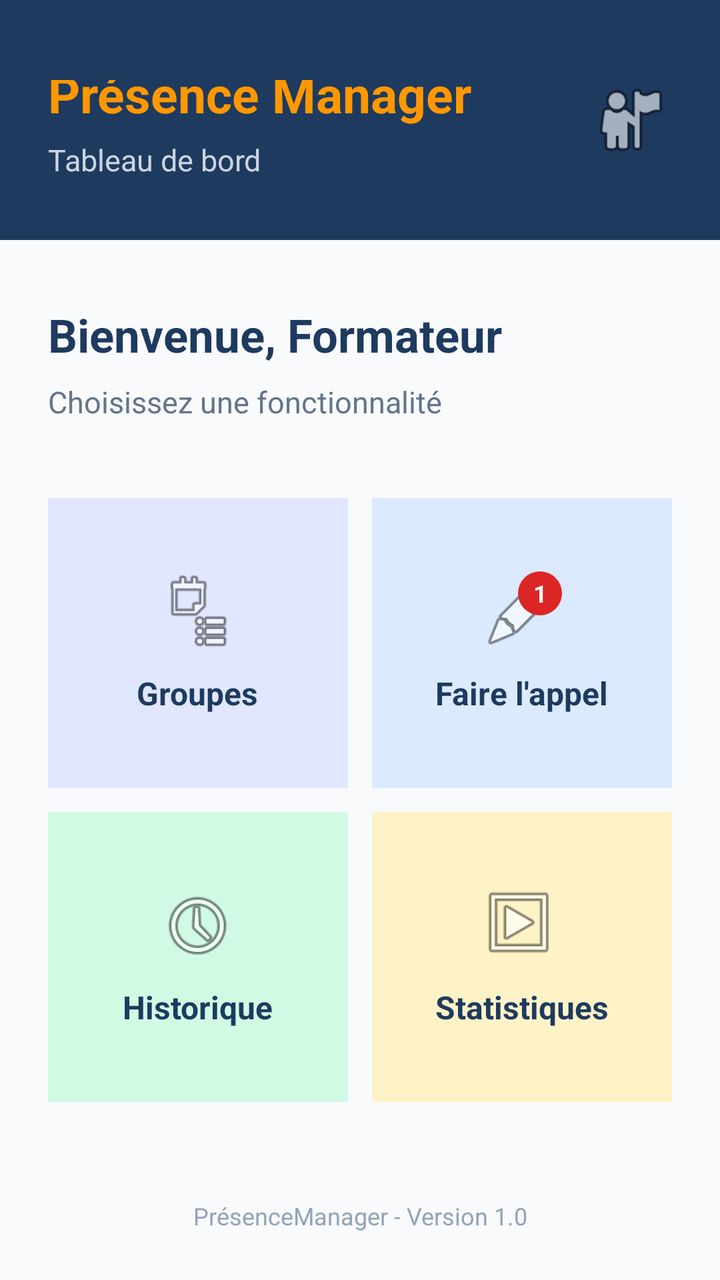
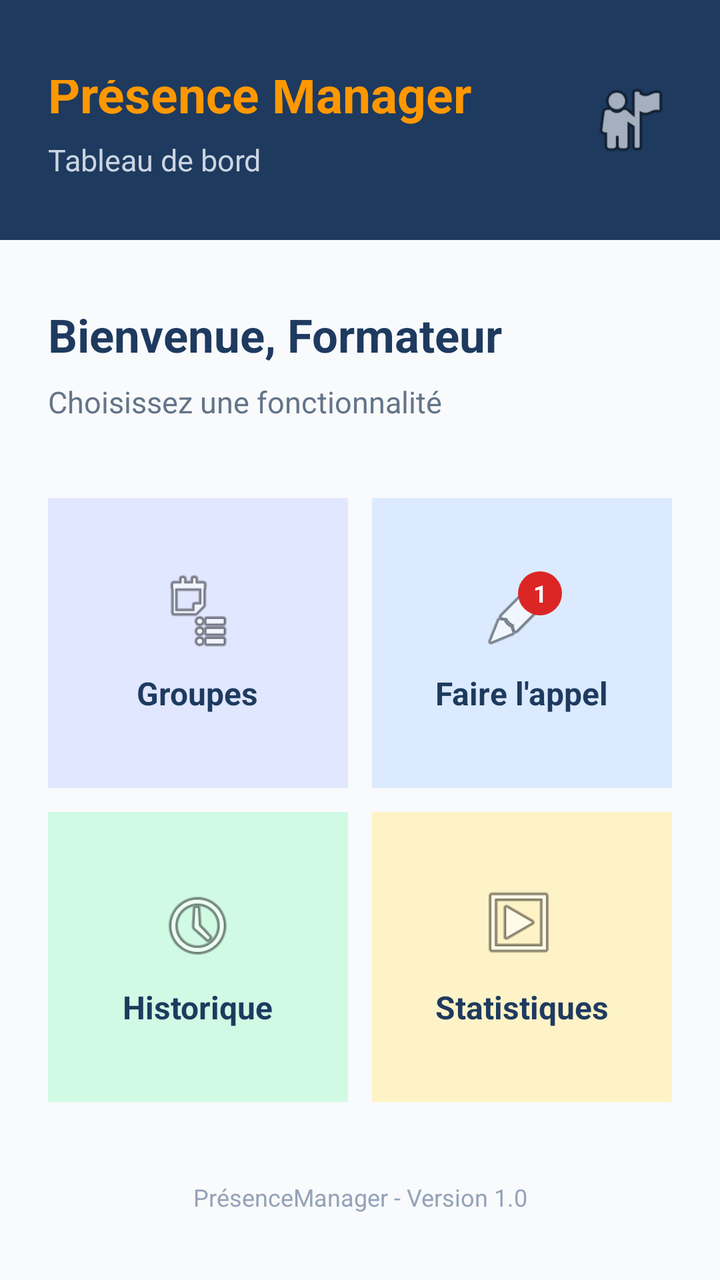

An Android layout rendered at two revisions. The XML below is the earlier revision; the diff shows what the commit changed to produce the second picture.
<!-- AndroidManifest.xml: application theme Theme.PresenceManager -->
<!-- res/layout/activity_dashboard.xml -->
<?xml version="1.0" encoding="utf-8"?>
<androidx.constraintlayout.widget.ConstraintLayout xmlns:android="http://schemas.android.com/apk/res/android"
    xmlns:app="http://schemas.android.com/apk/res-auto"
    android:id="@+id/layoutDashboard"
    android:layout_width="match_parent"
    android:layout_height="match_parent"
    android:background="#F8FAFC">

    
    <RelativeLayout
        android:id="@+id/layoutHeader"
        android:layout_width="0dp"
        android:layout_height="wrap_content"
        android:minHeight="120dp"
        android:background="#1E3A5F"
        android:paddingStart="24dp"
        android:paddingEnd="24dp"
        android:paddingTop="40dp"
        android:paddingBottom="12dp"
        app:layout_constraintTop_toTopOf="parent"
        app:layout_constraintStart_toStartOf="parent"
        app:layout_constraintEnd_toEndOf="parent">

        
        <LinearLayout
            android:id="@+id/layoutHeaderText"
            android:layout_width="wrap_content"
            android:layout_height="wrap_content"
            android:orientation="vertical"
            android:layout_centerVertical="true"
            android:layout_alignParentStart="true"
            android:layout_toStartOf="@id/imgProfil">

            <TextView
                android:id="@+id/txtAppName"
                android:layout_width="wrap_content"
                android:layout_height="wrap_content"
                android:text="Présence Manager"
                android:textSize="25sp"
                android:textStyle="bold"
                android:textColor="#FF9800" />

            <TextView
                android:id="@+id/txtSubtitle"
                android:layout_width="wrap_content"
                android:layout_height="wrap_content"
                android:layout_marginTop="6dp"
                android:text="Tableau de bord"
                android:textSize="15sp"
                android:textColor="#CBD5E1" />
        </LinearLayout>

        
        <ImageView
            android:id="@+id/imgProfil"
            android:layout_width="42dp"
            android:layout_height="42dp"
            android:layout_alignParentEnd="true"
            android:layout_centerVertical="true"
            android:src="@android:drawable/ic_menu_myplaces"
            android:contentDescription="Icône de profil" />

    </RelativeLayout>

    
    <TextView
        android:id="@+id/txtBienvenue"
        android:layout_width="wrap_content"
        android:layout_height="wrap_content"
        android:layout_marginStart="24dp"
        android:layout_marginTop="32dp"
        android:text="Bienvenue, Formateur"
        android:textSize="23sp"
        android:textStyle="bold"
        android:textColor="#1E3A5F"
        app:layout_constraintTop_toBottomOf="@id/layoutHeader"
        app:layout_constraintStart_toStartOf="parent" />

    
    <TextView
        android:id="@+id/txtInstruction"
        android:layout_width="wrap_content"
        android:layout_height="wrap_content"
        android:layout_marginStart="24dp"
        android:layout_marginTop="8dp"
        android:text="Choisissez une fonctionnalité"
        android:textSize="15sp"
        android:textColor="#647488"
        app:layout_constraintTop_toBottomOf="@id/txtBienvenue"
        app:layout_constraintStart_toStartOf="parent" />

    
    <GridLayout
        android:id="@+id/gridFonctionnalites"
        android:layout_width="0dp"
        android:layout_height="wrap_content"
        android:layout_marginTop="32dp"
        android:layout_marginStart="18dp"
        android:layout_marginEnd="18dp"
        android:columnCount="2"
        android:rowCount="2"
        app:layout_constraintTop_toBottomOf="@id/txtInstruction"
        app:layout_constraintStart_toStartOf="parent"
        app:layout_constraintEnd_toEndOf="parent">

        
        <LinearLayout
            android:id="@+id/cardGroupes"
            android:layout_width="0dp"
            android:layout_height="145dp"
            android:layout_row="0"
            android:layout_column="0"
            android:layout_columnWeight="1"
            android:layout_gravity="fill"
            android:layout_margin="6dp"
            android:padding="12dp"
            android:background="#E0E7FF"
            android:orientation="vertical"
            android:gravity="center">

            <ImageView
                android:layout_width="40dp"
                android:layout_height="40dp"
                android:src="@android:drawable/ic_menu_agenda"
                android:contentDescription="Groupes" />

            <TextView
                android:layout_width="wrap_content"
                android:layout_height="wrap_content"
                android:layout_marginTop="10dp"
                android:text="Groupes"
                android:textSize="16sp"
                android:textStyle="bold"
                android:textColor="#1E3A5F" />
        </LinearLayout>

        
        <LinearLayout
            android:id="@+id/cardAppel"
            android:layout_width="0dp"
            android:layout_height="145dp"
            android:layout_row="0"
            android:layout_column="1"
            android:layout_columnWeight="1"
            android:layout_gravity="fill"
            android:layout_margin="6dp"
            android:padding="12dp"
            android:background="#DBEAFE"
            android:orientation="vertical"
            android:gravity="center">

            <FrameLayout
                android:id="@+id/frameAppel"
                android:layout_width="wrap_content"
                android:layout_height="wrap_content">

                <ImageView
                    android:layout_width="40dp"
                    android:layout_height="40dp"
                    android:src="@android:drawable/ic_menu_edit"
                    android:contentDescription="Faire l'appel" />

                
                <TextView
                    android:id="@+id/txtBadge"
                    android:layout_width="22dp"
                    android:layout_height="22dp"
                    android:layout_gravity="top|end"
                    android:background="@drawable/badge_background"
                    android:gravity="center"
                    android:text="1"
                    android:textColor="#FFFFFF"
                    android:textSize="12sp"
                    android:textStyle="bold" />
            </FrameLayout>

            <TextView
                android:layout_width="wrap_content"
                android:layout_height="wrap_content"
                android:layout_marginTop="10dp"
                android:text="Faire l'appel"
                android:textSize="16sp"
                android:textStyle="bold"
                android:textColor="#1E3A5F" />
        </LinearLayout>

        
        <LinearLayout
            android:id="@+id/cardHistorique"
            android:layout_width="0dp"
            android:layout_height="145dp"
            android:layout_row="1"
            android:layout_column="0"
            android:layout_columnWeight="1"
            android:layout_gravity="fill"
            android:layout_margin="6dp"
            android:padding="12dp"
            android:background="#D1FAE5"
            android:orientation="vertical"
            android:gravity="center">

            <ImageView
                android:layout_width="40dp"
                android:layout_height="40dp"
                android:src="@android:drawable/ic_menu_recent_history"
                android:contentDescription="Historique" />

            <TextView
                android:layout_width="wrap_content"
                android:layout_height="wrap_content"
                android:layout_marginTop="10dp"
                android:text="Historique"
                android:textSize="16sp"
                android:textStyle="bold"
                android:textColor="#1E3A5F" />
        </LinearLayout>

        
        <LinearLayout
            android:id="@+id/cardStatistiques"
            android:layout_width="0dp"
            android:layout_height="145dp"
            android:layout_row="1"
            android:layout_column="1"
            android:layout_columnWeight="1"
            android:layout_gravity="fill"
            android:layout_margin="6dp"
            android:padding="12dp"
            android:background="#FEF3C7"
            android:orientation="vertical"
            android:gravity="center">

            <ImageView
                android:layout_width="40dp"
                android:layout_height="40dp"
                android:src="@android:drawable/ic_menu_slideshow"
                android:contentDescription="Statistiques" />

            <TextView
                android:layout_width="wrap_content"
                android:layout_height="wrap_content"
                android:layout_marginTop="10dp"
                android:text="Statistiques"
                android:textSize="16sp"
                android:textStyle="bold"
                android:textColor="#1E3A5F" />
        </LinearLayout>

    </GridLayout>

    
    <TextView
        android:id="@+id/txtFooterDashboard"
        android:layout_width="0dp"
        android:layout_height="wrap_content"
        android:layout_marginBottom="24dp"
        android:text="PrésenceManager - Version 1.0"
        android:textSize="12sp"
        android:textColor="#94A3B8"
        android:gravity="center"
        app:layout_constraintBottom_toBottomOf="parent"
        app:layout_constraintStart_toStartOf="parent"
        app:layout_constraintEnd_toEndOf="parent" />

</androidx.constraintlayout.widget.ConstraintLayout>
<!-- resources referenced by this layout -->
<resources>
  <!-- drawable badge_background (drawable) -->
  <?xml version="1.0" encoding="utf-8"?>
  <shape xmlns:android="http://schemas.android.com/apk/res/android"
      android:shape="rectangle">
      <solid android:color="#DC2626"/>
      <corners android:radius="11dp"/>
  </shape>
  <style name="Theme.PresenceManager" parent="Base.Theme.PresenceManager" />
  <style name="Base.Theme.PresenceManager" parent="Theme.Material3.DayNight.NoActionBar">
          
          
      </style>
</resources>

<!-- the commit's change to res/layout/activity_dashboard.xml (unified diff, before → after) -->
@@ -253,11 +253,13 @@
         android:id="@+id/txtFooterDashboard"
         android:layout_width="0dp"
         android:layout_height="wrap_content"
+        android:layout_marginTop="24dp"
         android:layout_marginBottom="24dp"
         android:text="PrésenceManager - Version 1.0"
         android:textSize="12sp"
         android:textColor="#94A3B8"
         android:gravity="center"
+        app:layout_constraintTop_toBottomOf="@id/gridFonctionnalites"
         app:layout_constraintBottom_toBottomOf="parent"
         app:layout_constraintStart_toStartOf="parent"
         app:layout_constraintEnd_toEndOf="parent" />
